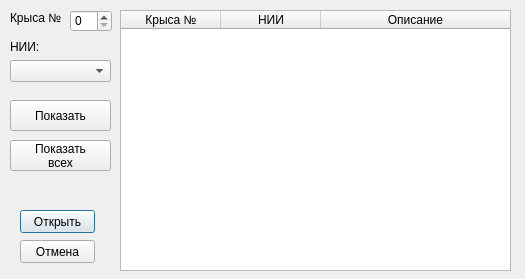
Qt form open.ui (MorozArt/ECGDatabase) before a commit.
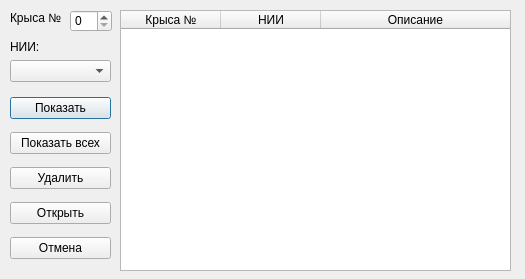
The same form after that commit.

What changed in the file:
```diff
--- a/open.ui
+++ b/open.ui
@@ -38,59 +38,6 @@
     <string>Крыса №:</string>
    </property>
   </widget>
-  <widget class="QPushButton" name="openButton">
-   <property name="geometry">
-    <rect>
-     <x>20</x>
-     <y>210</y>
-     <width>75</width>
-     <height>23</height>
-    </rect>
-   </property>
-   <property name="text">
-    <string>Открыть</string>
-   </property>
-  </widget>
-  <widget class="QPushButton" name="canselButton">
-   <property name="geometry">
-    <rect>
-     <x>20</x>
-     <y>240</y>
-     <width>75</width>
-     <height>23</height>
-    </rect>
-   </property>
-   <property name="text">
-    <string>Отмена</string>
-   </property>
-  </widget>
-  <widget class="QPushButton" name="showAllButton">
-   <property name="geometry">
-    <rect>
-     <x>10</x>
-     <y>140</y>
-     <width>101</width>
-     <height>31</height>
-    </rect>
-   </property>
-   <property name="text">
-    <string>Показать 
-всех</string>
-   </property>
-  </widget>
-  <widget class="QPushButton" name="showButton">
-   <property name="geometry">
-    <rect>
-     <x>10</x>
-     <y>100</y>
-     <width>101</width>
-     <height>31</height>
-    </rect>
-   </property>
-   <property name="text">
-    <string>Показать</string>
-   </property>
-  </widget>
   <widget class="QTableWidget" name="tableWidget">
    <property name="geometry">
     <rect>
@@ -170,6 +117,53 @@
     <string>НИИ:</string>
    </property>
   </widget>
+  <widget class="QWidget" name="verticalLayoutWidget">
+   <property name="geometry">
+    <rect>
+     <x>10</x>
+     <y>90</y>
+     <width>101</width>
+     <height>181</height>
+    </rect>
+   </property>
+   <layout class="QVBoxLayout" name="verticalLayout">
+    <item>
+     <widget class="QPushButton" name="showButton">
+      <property name="text">
+       <string>Показать</string>
+      </property>
+     </widget>
+    </item>
+    <item>
+     <widget class="QPushButton" name="showAllButton">
+      <property name="text">
+       <string>Показать всех</string>
+      </property>
+     </widget>
+    </item>
+    <item>
+     <widget class="QPushButton" name="deletelButton">
+      <property name="text">
+       <string>Удалить</string>
+      </property>
+     </widget>
+    </item>
+    <item>
+     <widget class="QPushButton" name="openButton">
+      <property name="text">
+       <string>Открыть</string>
+      </property>
+     </widget>
+    </item>
+    <item>
+     <widget class="QPushButton" name="canselButton">
+      <property name="text">
+       <string>Отмена</string>
+      </property>
+     </widget>
+    </item>
+   </layout>
+  </widget>
  </widget>
  <resources/>
  <connections/>
```
